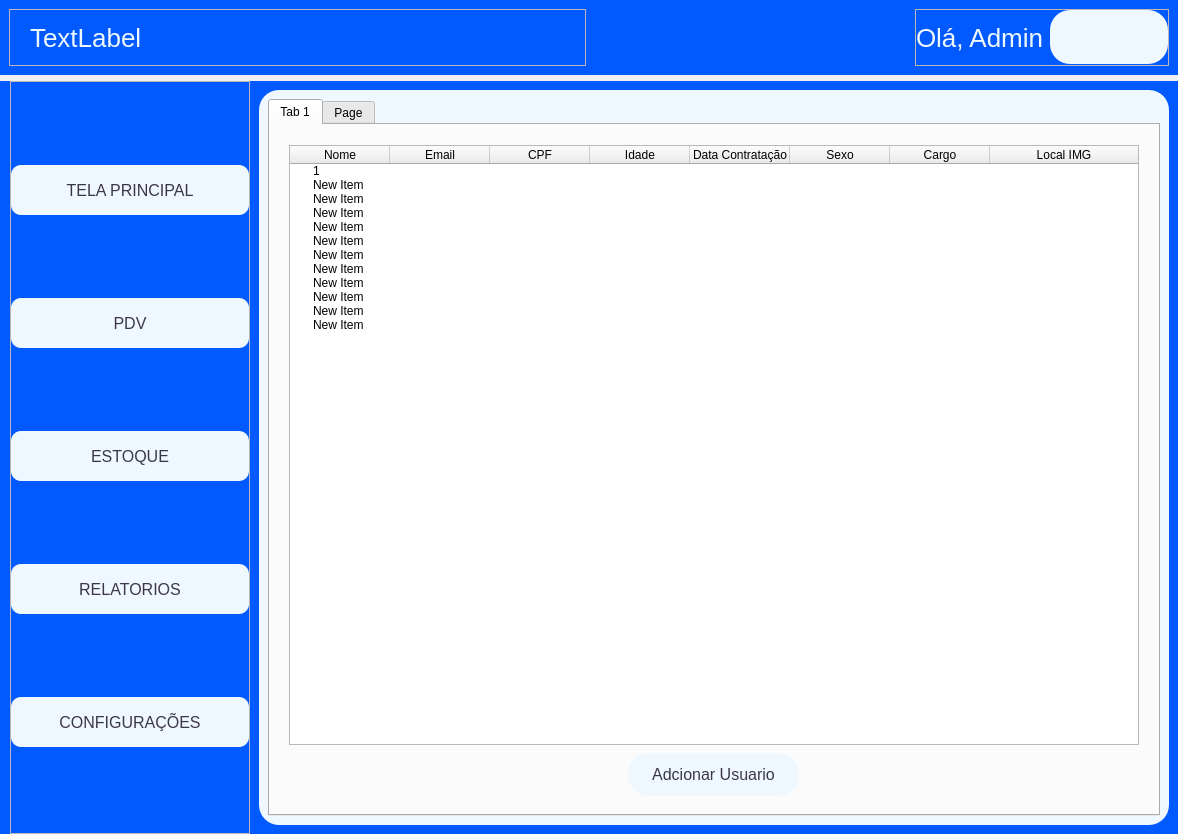
Old version of the form ui_tela_principal.ui in the repository CelsoLucas/Mercado.
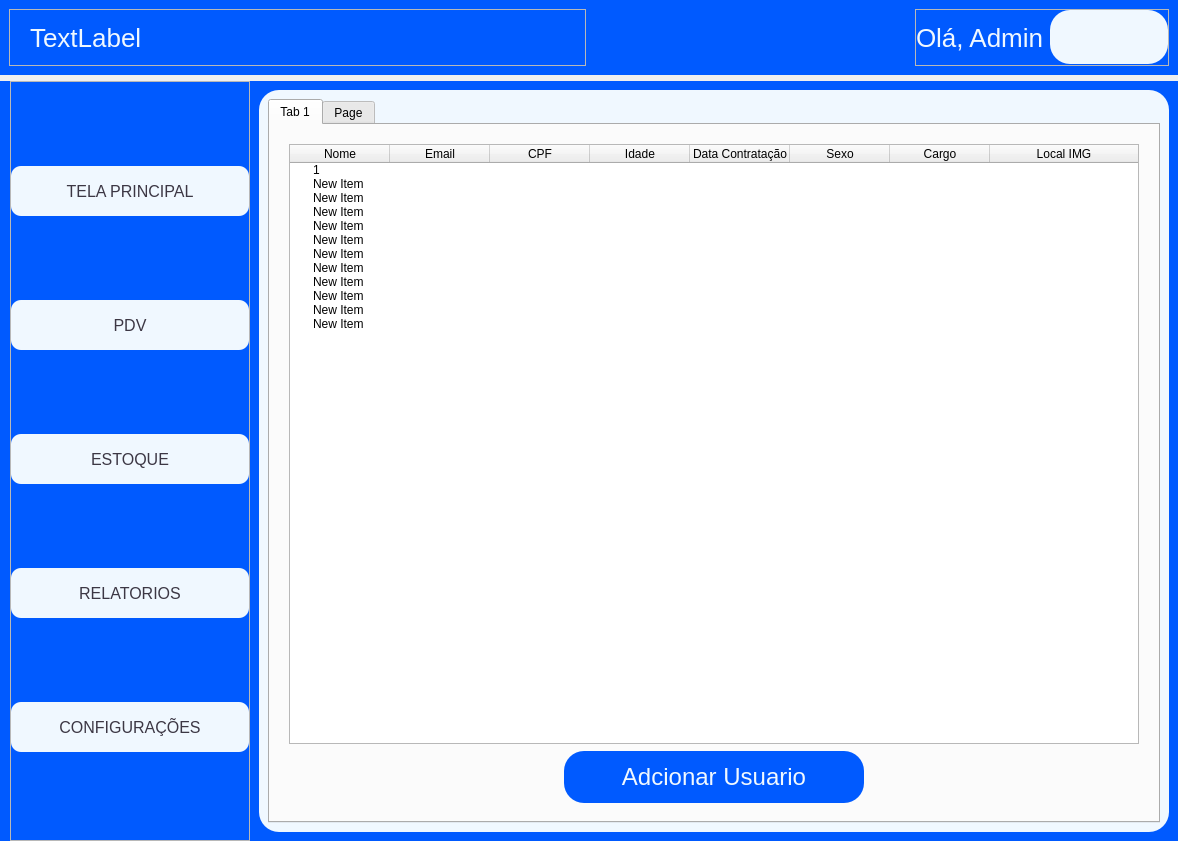
New version of the form. The open tabs and pages were chosen to show the change. Icons and pictures are not drawn.

What changed in the file:
```diff
--- a/ui_tela_principal.ui
+++ b/ui_tela_principal.ui
@@ -64,27 +64,27 @@
 	border-radius: 10px
 }
 
-#btn_adc_produto, #btn_finalizar_compra, #btn_adc_carrinho, #btn_adc_categoria, #btn_procurar_ft_adc_usuario, #btn_adc_usuario,#btn_adc_categoria_2{
+#btn_adc_produto, #btn_finalizar_compra, #btn_adc_carrinho, #btn_adc_categoria, #btn_procurar_ft_adc_usuario, #btn_adc_usuario,#btn_adc_categoria_2, #btn_adc_user{
 	  background-color: #005AFF; /* Fundo transparente */
- 	 color: black; /* Cor do texto */
+ 	 color: #F0F8FF; /* Cor do texto */
   	border-radius: 20px; /* Bordas arredondadas */
   	padding: 12px 24px; /* Espaçamento interno */
   font-size: 24px; /* Tamanho da fonte */
   cursor: pointer; /* Cursor de mão */
   transition: background-color 0.3s, color 0.3s; /* Transição suave */
 }
-#btn_adc_produto:hover, #btn_finalizar_compra:hover, #btn_adc_carrinho:hover, #btn_adc_categoria:hover, #btn_procurar_ft_adc_usuario:hover, #btn_adc_usuario:hover, #btn_adc_categoria_2:hover{
+#btn_adc_produto:hover, #btn_finalizar_compra:hover, #btn_adc_carrinho:hover, #btn_adc_categoria:hover, #btn_procurar_ft_adc_usuario:hover, #btn_adc_usuario:hover, #btn_adc_categoria_2:hover,  #btn_adc_user:hover{
   background-color: #F0F8FF;
   border: 2px solid #005AFF;
   color: black; /* Cor do texto ao passar o mouse */
 }
 
-#btn_adc_produto:pressed, #btn_finalizar_compra:pressed, #btn_adc_carrinho:pressed, #btn_adc_categoria:pressed, #btn_procurar_ft_adc_usuario:pressed, #btn_adc_usuario:pressed, btn_adc_categoria_2:pressed{
+#btn_adc_produto:pressed, #btn_finalizar_compra:pressed, #btn_adc_carrinho:pressed, #btn_adc_categoria:pressed, #btn_procurar_ft_adc_usuario:pressed, #btn_adc_usuario:pressed, btn_adc_categoria_2:pressed,  #btn_adc_user:pressed{
   background-color: #F0F8FF;
   border: 2px solid #005AFF;
   color: black; /* Cor do texto ao passar o mouse */
 }
-
+/*
 #input_forma_pagamento{
 	border: 2px solid #3498db;
     border-top-left-radius: 0px;
@@ -94,7 +94,7 @@
     outline: none;
     font-size: 26px;
     font-weight: 600;
-    padding: 6px 12px; /* Ajuste do espaçamento interno */
+    padding: 6px 12px;
     width: 100%;
     background: white;
     transition: border-color 0.3s ease-in-out, background-color 0.3s ease-in-out;
@@ -119,7 +119,7 @@
     width: 30px;
 }
 #input_forma_pagamento::down-arrow {
-    image: url(:/icons/down-arrow.png); /* Substitua pelo caminho da sua seta */
+    image: url(:/icons/down-arrow.png);
     width: 16px;
     height: 16px;
 }
@@ -135,12 +135,11 @@
     border-top-right-radius: 20px;
 }
 
-/* Centraliza os itens do menu suspenso */
 #input_forma_pagamento QAbstractItemView::item {
     padding: 8px;
     text-align: center;
 }
-
+*/
 QLineEdit {
     border: 2px solid #3498db;
     border-radius: 20px;
@@ -2209,7 +2208,7 @@
                   <item>
                    <widget class="QStackedWidget" name="stackedWidget_4">
                     <property name="currentIndex">
-                     <number>1</number>
+                     <number>0</number>
                     </property>
                     <widget class="QWidget" name="config_usuarios">
                      <layout class="QVBoxLayout" name="verticalLayout_35">
@@ -2352,6 +2351,12 @@
                       </item>
                       <item alignment="Qt::AlignmentFlag::AlignHCenter">
                        <widget class="QPushButton" name="btn_adc_user">
+                        <property name="minimumSize">
+                         <size>
+                          <width>300</width>
+                          <height>0</height>
+                         </size>
+                        </property>
                         <property name="text">
                          <string>Adcionar Usuario</string>
                         </property>
@@ -2427,6 +2432,12 @@
                          </item>
                          <item row="5" column="0" alignment="Qt::AlignmentFlag::AlignHCenter">
                           <widget class="QPushButton" name="btn_procurar_ft_adc_usuario">
+                           <property name="minimumSize">
+                            <size>
+                             <width>250</width>
+                             <height>0</height>
+                            </size>
+                           </property>
                            <property name="text">
                             <string>Procurar Foto</string>
                            </property>
```
